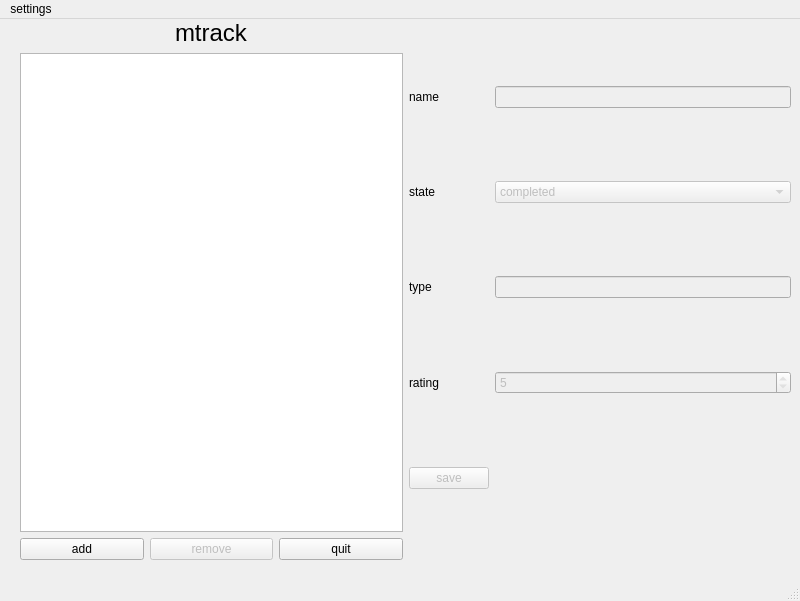
First picture: the form in forms/main_widget.ui, repository TrainFan1804/mtrack, before the edit.
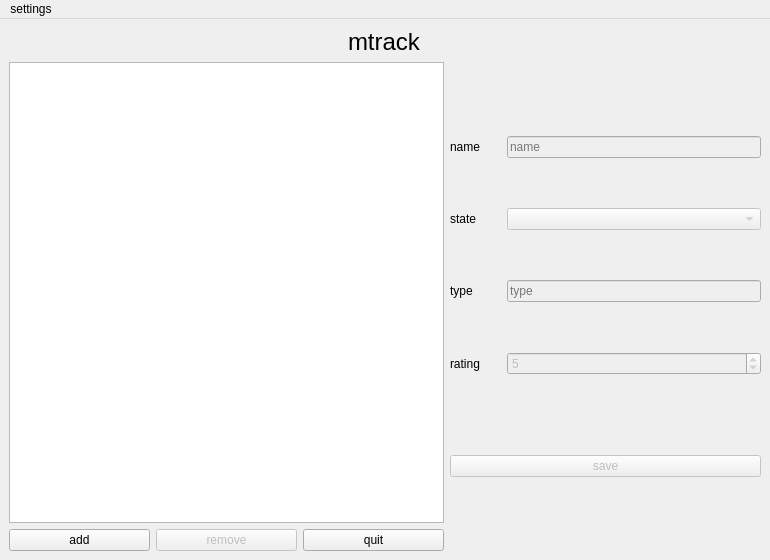
Second picture: the form after the edit.

Diff of the .ui file:
```diff
--- a/forms/main_widget.ui
+++ b/forms/main_widget.ui
@@ -6,132 +6,33 @@
    <rect>
     <x>0</x>
     <y>0</y>
-    <width>800</width>
-    <height>601</height>
+    <width>770</width>
+    <height>560</height>
    </rect>
   </property>
+  <property name="sizePolicy">
+   <sizepolicy hsizetype="Preferred" vsizetype="Preferred">
+    <horstretch>0</horstretch>
+    <verstretch>0</verstretch>
+   </sizepolicy>
+  </property>
   <property name="minimumSize">
    <size>
-    <width>800</width>
-    <height>601</height>
+    <width>770</width>
+    <height>560</height>
    </size>
   </property>
   <property name="windowTitle">
    <string>MainWindow</string>
   </property>
-  <widget class="QWidget" name="centralwidget">
-   <widget class="QWidget" name="gridLayoutWidget">
-    <property name="geometry">
-     <rect>
-      <x>20</x>
-      <y>0</y>
-      <width>771</width>
-      <height>541</height>
-     </rect>
-    </property>
-    <layout class="QGridLayout" name="root_layout">
-     <item row="0" column="2">
-      <layout class="QGridLayout" name="edit_layout">
-       <item row="0" column="1">
-        <widget class="QLineEdit" name="name_edit">
-         <property name="enabled">
-          <bool>false</bool>
-         </property>
-        </widget>
-       </item>
-       <item row="3" column="0">
-        <widget class="QLabel" name="rating_label">
-         <property name="text">
-          <string>rating</string>
-         </property>
-        </widget>
-       </item>
-       <item row="2" column="0">
-        <widget class="QLabel" name="type_label">
-         <property name="text">
-          <string>type</string>
-         </property>
-        </widget>
-       </item>
-       <item row="3" column="1">
-        <widget class="QSpinBox" name="rating_box">
-         <property name="enabled">
-          <bool>false</bool>
-         </property>
-         <property name="readOnly">
-          <bool>true</bool>
-         </property>
-         <property name="minimum">
-          <number>1</number>
-         </property>
-         <property name="maximum">
-          <number>10</number>
-         </property>
-         <property name="value">
-          <number>5</number>
-         </property>
-        </widget>
-       </item>
-       <item row="1" column="1">
-        <widget class="QComboBox" name="state_box">
-         <property name="enabled">
-          <bool>false</bool>
-         </property>
-         <property name="placeholderText">
-          <string/>
-         </property>
-         <item>
-          <property name="text">
-           <string>completed</string>
-          </property>
-         </item>
-         <item>
-          <property name="text">
-           <string>ongoing</string>
-          </property>
-         </item>
-         <item>
-          <property name="text">
-           <string>droped</string>
-          </property>
-         </item>
-        </widget>
-       </item>
-       <item row="0" column="0">
-        <widget class="QLabel" name="name_label">
-         <property name="text">
-          <string>name</string>
-         </property>
-        </widget>
-       </item>
-       <item row="1" column="0">
-        <widget class="QLabel" name="state_label">
-         <property name="text">
-          <string>state</string>
-         </property>
-        </widget>
-       </item>
-       <item row="4" column="0">
-        <widget class="QPushButton" name="save_button">
-         <property name="enabled">
-          <bool>false</bool>
-         </property>
-         <property name="text">
-          <string>save</string>
-         </property>
-        </widget>
-       </item>
-       <item row="2" column="1">
-        <widget class="QLineEdit" name="type_edit">
-         <property name="enabled">
-          <bool>false</bool>
-         </property>
-        </widget>
-       </item>
-      </layout>
-     </item>
-     <item row="0" column="0">
-      <layout class="QVBoxLayout" name="main_layout">
+  <widget class="QWidget" name="central_widget">
+   <property name="sizePolicy">
+    <sizepolicy hsizetype="Preferred" vsizetype="Preferred">
+     <horstretch>0</horstretch>
+     <verstretch>0</verstretch>
+    </sizepolicy>
+   </property>
+   <layout class="QVBoxLayout" name="verticalLayout_2">
        <item alignment="Qt::AlignmentFlag::AlignHCenter">
         <widget class="QLabel" name="mtrack_lable">
          <property name="font">
@@ -146,6 +47,10 @@
         </widget>
        </item>
        <item>
+     <layout class="QHBoxLayout" name="horizontalLayout" stretch="7,5">
+      <item>
+       <layout class="QVBoxLayout" name="media_layout">
+        <item>
         <widget class="QTreeView" name="media_view">
          <property name="tabKeyNavigation">
           <bool>true</bool>
@@ -165,7 +70,7 @@
         </widget>
        </item>
        <item>
-        <layout class="QHBoxLayout" name="main_button_layout">
+         <layout class="QHBoxLayout" name="media_button_layout">
          <item>
           <widget class="QPushButton" name="add_button">
            <property name="text">
@@ -194,15 +99,183 @@
        </item>
       </layout>
      </item>
-    </layout>
-   </widget>
+      <item>
+       <layout class="QVBoxLayout" name="verticalLayout">
+        <item>
+         <layout class="QGridLayout" name="gridLayout" rowstretch="0,0,0,0" columnstretch="1,5" rowminimumheight="0,0,0,0">
+          <property name="bottomMargin">
+           <number>0</number>
+          </property>
+          <property name="horizontalSpacing">
+           <number>6</number>
+          </property>
+          <property name="verticalSpacing">
+           <number>50</number>
+          </property>
+          <item row="0" column="0">
+           <widget class="QLabel" name="name_label">
+            <property name="sizePolicy">
+             <sizepolicy hsizetype="Preferred" vsizetype="Preferred">
+              <horstretch>0</horstretch>
+              <verstretch>0</verstretch>
+             </sizepolicy>
+            </property>
+            <property name="text">
+             <string>name</string>
+            </property>
+           </widget>
+          </item>
+          <item row="0" column="1">
+           <widget class="QLineEdit" name="name_edit">
+            <property name="enabled">
+             <bool>false</bool>
+            </property>
+            <property name="sizePolicy">
+             <sizepolicy hsizetype="Preferred" vsizetype="Fixed">
+              <horstretch>0</horstretch>
+              <verstretch>0</verstretch>
+             </sizepolicy>
+            </property>
+            <property name="placeholderText">
+             <string>name</string>
+            </property>
+           </widget>
+          </item>
+          <item row="1" column="0">
+           <widget class="QLabel" name="state_label">
+            <property name="sizePolicy">
+             <sizepolicy hsizetype="Preferred" vsizetype="Preferred">
+              <horstretch>0</horstretch>
+              <verstretch>0</verstretch>
+             </sizepolicy>
+            </property>
+            <property name="text">
+             <string>state</string>
+            </property>
+           </widget>
+          </item>
+          <item row="1" column="1">
+           <widget class="QComboBox" name="state_box">
+            <property name="enabled">
+             <bool>false</bool>
+            </property>
+            <property name="sizePolicy">
+             <sizepolicy hsizetype="Preferred" vsizetype="Fixed">
+              <horstretch>0</horstretch>
+              <verstretch>0</verstretch>
+             </sizepolicy>
+            </property>
+            <property name="placeholderText">
+             <string>state</string>
+            </property>
+            <item>
+             <property name="text">
+              <string>completed</string>
+             </property>
+            </item>
+            <item>
+             <property name="text">
+              <string>ongoing</string>
+             </property>
+            </item>
+            <item>
+             <property name="text">
+              <string>droped</string>
+             </property>
+            </item>
+           </widget>
+          </item>
+          <item row="2" column="0">
+           <widget class="QLabel" name="type_label">
+            <property name="text">
+             <string>type</string>
+            </property>
+           </widget>
+          </item>
+          <item row="2" column="1">
+           <widget class="QLineEdit" name="type_edit">
+            <property name="enabled">
+             <bool>false</bool>
+            </property>
+            <property name="sizePolicy">
+             <sizepolicy hsizetype="Preferred" vsizetype="Fixed">
+              <horstretch>0</horstretch>
+              <verstretch>0</verstretch>
+             </sizepolicy>
+            </property>
+            <property name="placeholderText">
+             <string>type</string>
+            </property>
+           </widget>
+          </item>
+          <item row="3" column="0">
+           <widget class="QLabel" name="rating_label">
+            <property name="text">
+             <string>rating</string>
+            </property>
+           </widget>
+          </item>
+          <item row="3" column="1">
+           <widget class="QSpinBox" name="rating_box">
+            <property name="enabled">
+             <bool>false</bool>
+            </property>
+            <property name="sizePolicy">
+             <sizepolicy hsizetype="Preferred" vsizetype="Fixed">
+              <horstretch>0</horstretch>
+              <verstretch>0</verstretch>
+             </sizepolicy>
+            </property>
+            <property name="sizeIncrement">
+             <size>
+              <width>0</width>
+              <height>0</height>
+             </size>
+            </property>
+            <property name="readOnly">
+             <bool>false</bool>
+            </property>
+            <property name="minimum">
+             <number>1</number>
+            </property>
+            <property name="maximum">
+             <number>10</number>
+            </property>
+            <property name="value">
+             <number>5</number>
+            </property>
+           </widget>
+          </item>
+         </layout>
+        </item>
+        <item>
+         <widget class="QPushButton" name="save_button">
+          <property name="enabled">
+           <bool>false</bool>
+          </property>
+          <property name="sizePolicy">
+           <sizepolicy hsizetype="Minimum" vsizetype="Fixed">
+            <horstretch>0</horstretch>
+            <verstretch>0</verstretch>
+           </sizepolicy>
+          </property>
+          <property name="text">
+           <string>save</string>
+          </property>
+         </widget>
+        </item>
+       </layout>
+      </item>
+     </layout>
+    </item>
+   </layout>
   </widget>
   <widget class="QMenuBar" name="menubar">
    <property name="geometry">
     <rect>
      <x>0</x>
      <y>0</y>
-     <width>800</width>
+     <width>770</width>
      <height>27</height>
     </rect>
    </property>
@@ -214,7 +287,6 @@
    </widget>
    <addaction name="settings_menu"/>
   </widget>
-  <widget class="QStatusBar" name="statusbar"/>
   <action name="actionddd">
    <property name="text">
     <string>ddd</string>
```
Left out of the diff: 14 changed lines with no effect on the pictures. Lines whose indentation alone changed are shown as unchanged.
